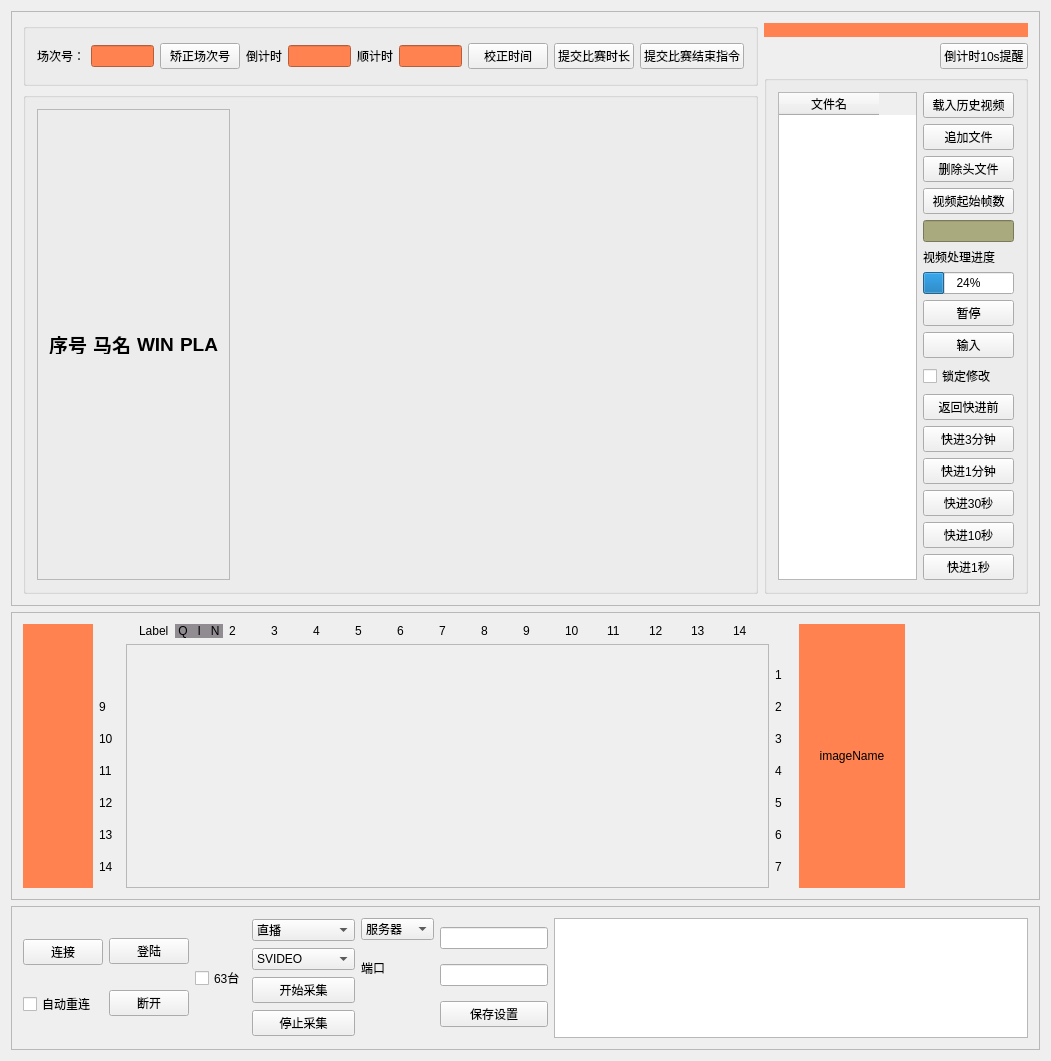
Old version of the form OCRProject/Ui/OcrControl.ui in the repository ThePowerOfSwift/OCR_LIVE_HISTORY.
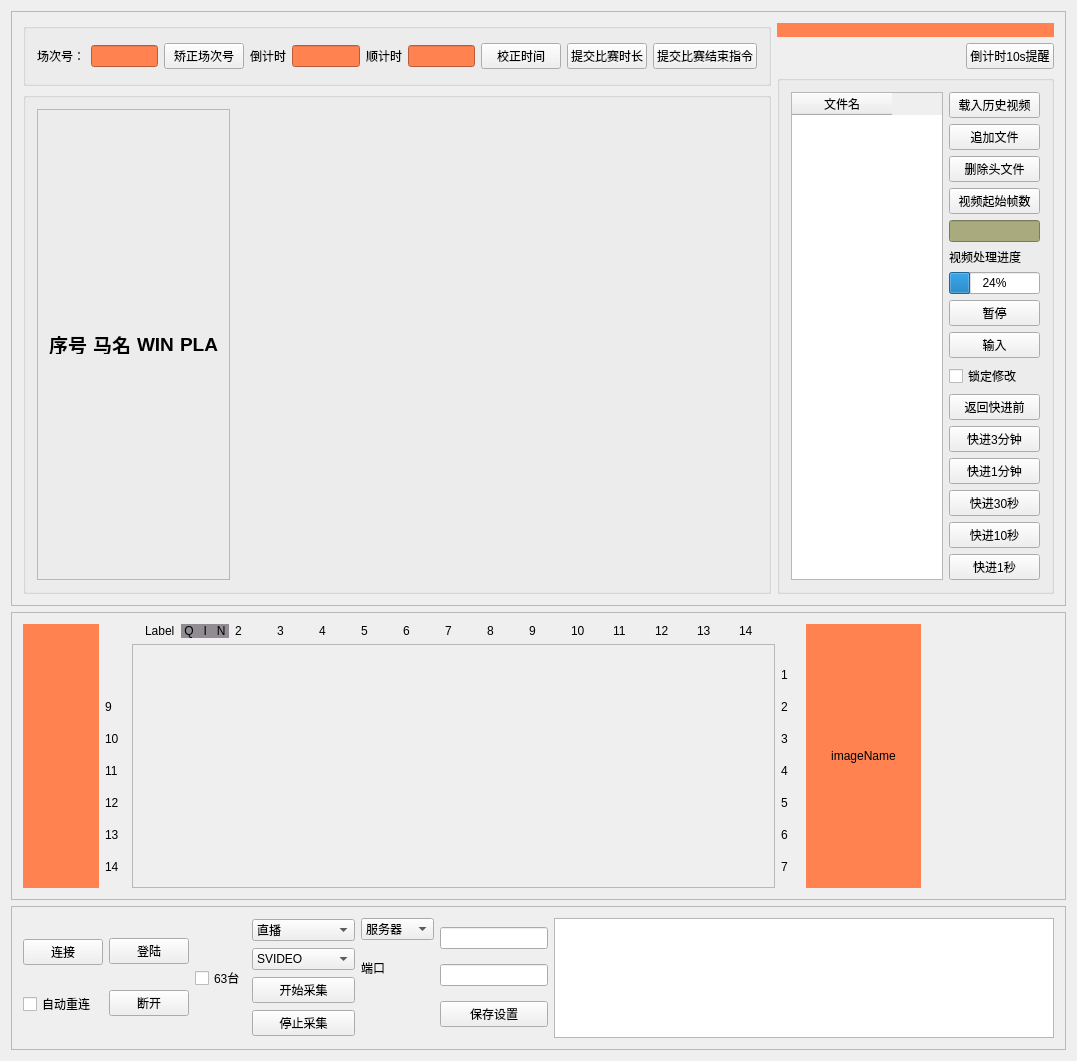
New version of the form.

Patch:
```diff
--- a/OCRProject/Ui/OcrControl.ui
+++ b/OCRProject/Ui/OcrControl.ui
@@ -6,7 +6,7 @@
    <rect>
     <x>0</x>
     <y>0</y>
-    <width>1051</width>
+    <width>1077</width>
     <height>1061</height>
    </rect>
   </property>
```
Left out of the diff: 7 changed lines with no effect on the pictures.
